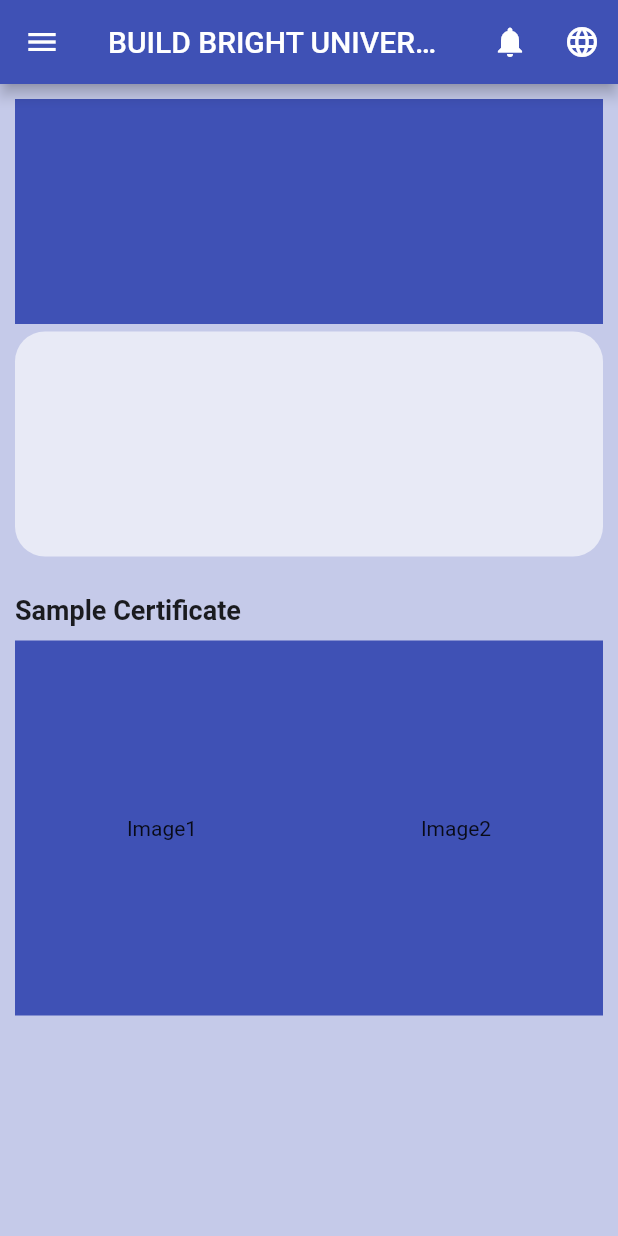
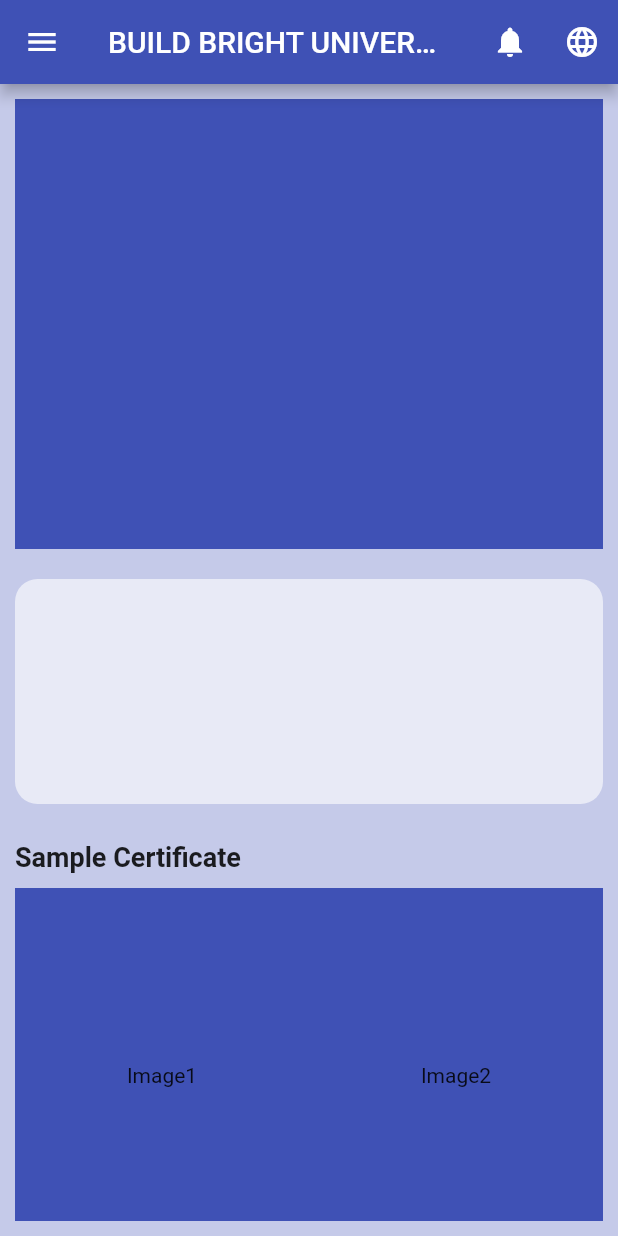
Before and after one commit to Cyperfroz00/bbu_app_demo, a Flutter app: the screen it shows after launch, on a phone screen of 412 x 824 dp. Run offline on Flutter 3.47's test engine with Material 2 defaults, Android fonts, the light colour scheme and no system bars.

Commit message:
3rd drawer profile update and body

```diff
--- a/lib/component/my_app.dart
+++ b/lib/component/my_app.dart
@@ -213,15 +213,15 @@
           child: ListView(
             children: [
               Container(
-                height: 150,
+                height: 300,
                 color: Colors.indigo,
               ),
               SizedBox(
-                height: 5,
+                height: 20,
               ),
               Container(
                 decoration: BoxDecoration(
-                  borderRadius: BorderRadius.all(Radius.circular(20)),
+                  borderRadius: BorderRadius.all(Radius.circular(15)),
                   color: Colors.indigo[50],
                 ),
                 height: 150,
@@ -253,6 +253,30 @@
               SizedBox(
                 height: 5,
               ),
+              Padding(
+                padding: const EdgeInsets.only(
+                  top: 20,
+                  bottom: 10,
+                ),
+                child: Text(
+                  "Slide Show",
+                  style: TextStyle(fontSize: 18, fontWeight: FontWeight.bold),
+                ),
+              ),
+              Container(
+                height: 250,
+                color: Colors.indigo,
+                child: Row(
+                  mainAxisAlignment: MainAxisAlignment.spaceAround,
+                  children: [
+                    Text("Image1"),
+                    Text("Image2"),
+                  ],
+                ),
+              ),
+              SizedBox(
+                height: 5,
+              ),
             ],
           ),
         ),
```
